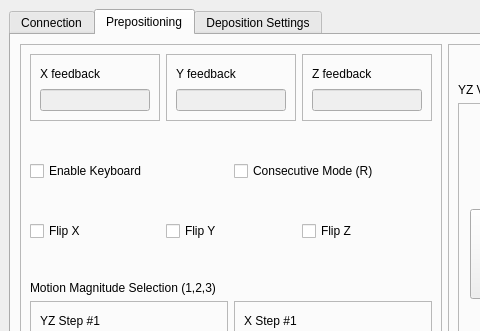
This is mainwindow.ui in KLDistance/NanoCVD as Qt 5 draws it before an edit; both pictures show x 0 to 480 and y 0 to 331 of the 800 by 600 pixel window. The edited form follows.
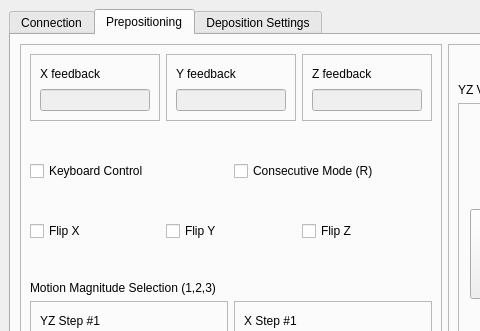
This is the edited form. The open tabs and pages were chosen to show the change.

Commit message: keyboard support and set focus policy.

Patch:
```diff
--- a/mainwindow.ui
+++ b/mainwindow.ui
@@ -346,7 +346,7 @@
              <item>
               <widget class="QCheckBox" name="chb_keyboardenable">
                <property name="text">
-                <string>Enable Keyboard</string>
+                <string>Keyboard Control</string>
                </property>
               </widget>
              </item>
```
Left out of the diff: 12 changed lines with no effect on the pictures. The commit also changes 9 other files.
